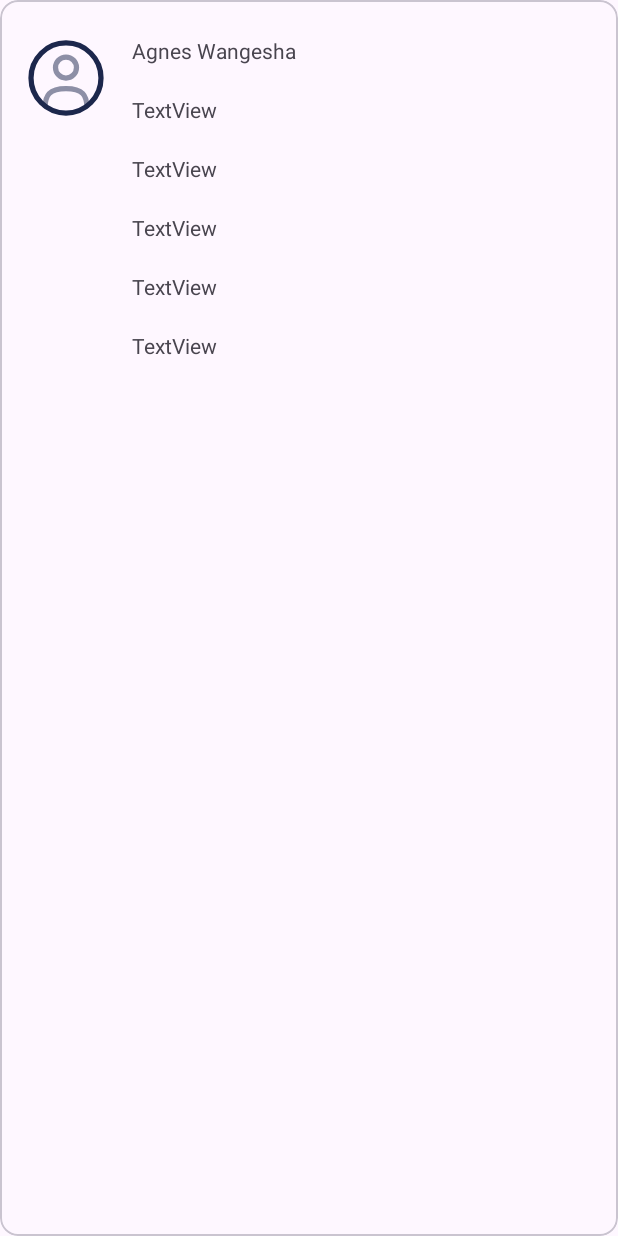
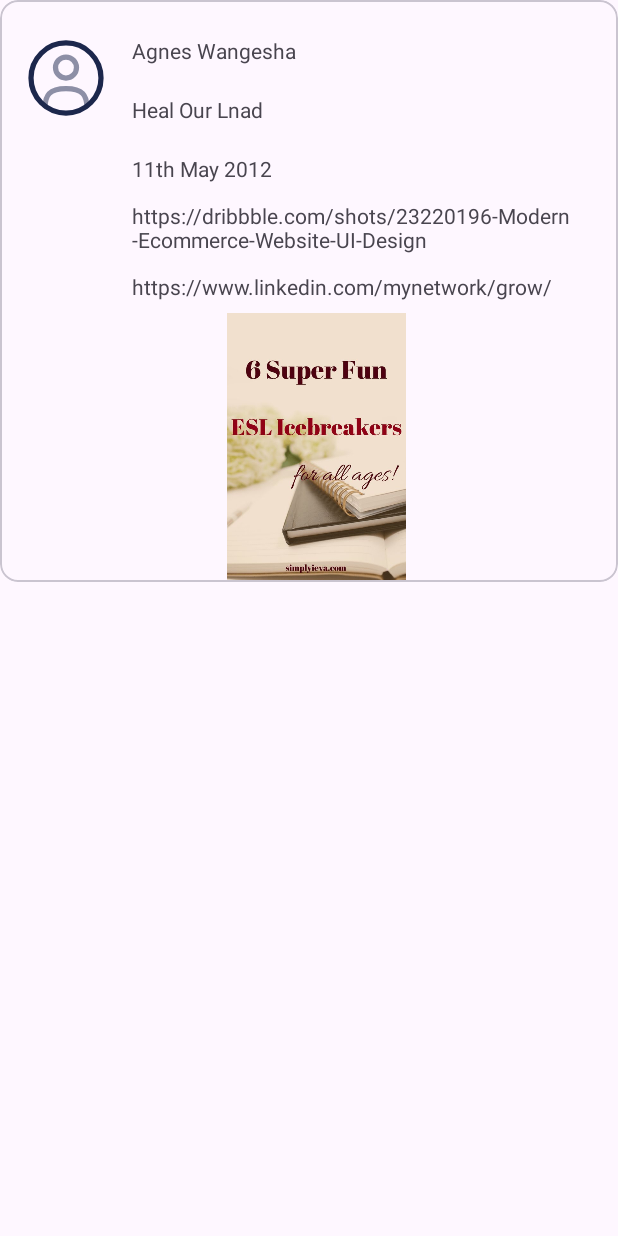
Before and after one commit to Wangesha-Agnes/Reader_android_project, an Android app: the layout reader_list_item.xml on its own in the app's theme, with its tools: preview values and no code run, on a phone screen of 412 x 824 dp. Run offline under Robolectric (Android 15) with nearby library versions, the light colour scheme and no system bars.

Commit message:
First commit

```diff
--- a/app/src/main/res/layout/reader_list_item.xml
+++ b/app/src/main/res/layout/reader_list_item.xml
@@ -4,7 +4,7 @@
     xmlns:tools="http://schemas.android.com/tools"
     android:id="@+id/cvReader"
     android:layout_width="match_parent"
-    android:layout_height="match_parent">
+    android:layout_height="wrap_content">
 
     <androidx.constraintlayout.widget.ConstraintLayout
         android:layout_width="match_parent"
@@ -33,63 +33,66 @@
             app:layout_constraintTop_toTopOf="@+id/ivAvator" />
 
         <TextView
-            android:id="@+id/textView2"
+            android:id="@+id/tvTitle"
             android:layout_width="0dp"
             android:layout_height="wrap_content"
             android:layout_marginStart="16dp"
             android:layout_marginTop="20dp"
             android:layout_marginEnd="16dp"
-            android:text="TextView"
+            android:text="Heal Our Lnad"
             app:layout_constraintEnd_toEndOf="parent"
             app:layout_constraintStart_toEndOf="@+id/ivAvator"
             app:layout_constraintTop_toBottomOf="@+id/tvName" />
 
         <TextView
-            android:id="@+id/textView3"
+            android:id="@+id/tvPublished"
             android:layout_width="0dp"
             android:layout_height="wrap_content"
             android:layout_marginStart="16dp"
             android:layout_marginTop="20dp"
             android:layout_marginEnd="16dp"
-            android:text="TextView"
+            android:text="11th May 2012"
             app:layout_constraintEnd_toEndOf="parent"
             app:layout_constraintStart_toEndOf="@+id/ivAvator"
-            app:layout_constraintTop_toBottomOf="@+id/textView2" />
+            app:layout_constraintTop_toBottomOf="@+id/tvTitle" />
 
         <TextView
-            android:id="@+id/textView4"
+            android:id="@+id/tvPreview"
             android:layout_width="0dp"
             android:layout_height="wrap_content"
             android:layout_marginStart="16dp"
-            android:layout_marginTop="20dp"
+            android:layout_marginTop="12dp"
             android:layout_marginEnd="16dp"
-            android:text="TextView"
+            android:text="https://dribbble.com/shots/23220196-Modern-Ecommerce-Website-UI-Design"
             app:layout_constraintEnd_toEndOf="parent"
+            app:layout_constraintHorizontal_bias="0.0"
             app:layout_constraintStart_toEndOf="@+id/ivAvator"
-            app:layout_constraintTop_toBottomOf="@+id/textView3" />
+            app:layout_constraintTop_toBottomOf="@+id/tvPublished" />
 
         <TextView
-            android:id="@+id/textView5"
+            android:id="@+id/tvLink"
             android:layout_width="0dp"
             android:layout_height="wrap_content"
             android:layout_marginStart="16dp"
-            android:layout_marginTop="20dp"
+            android:layout_marginTop="12dp"
             android:layout_marginEnd="16dp"
-            android:text="TextView"
+            android:text="https://www.linkedin.com/mynetwork/grow/"
             app:layout_constraintEnd_toEndOf="parent"
+            app:layout_constraintHorizontal_bias="0.0"
             app:layout_constraintStart_toEndOf="@+id/ivAvator"
-            app:layout_constraintTop_toBottomOf="@+id/textView4" />
+            app:layout_constraintTop_toBottomOf="@+id/tvPreview" />
 
-        <TextView
-            android:id="@+id/textView6"
-            android:layout_width="0dp"
-            android:layout_height="wrap_content"
-            android:layout_marginStart="16dp"
-            android:layout_marginTop="20dp"
-            android:layout_marginEnd="16dp"
-            android:text="TextView"
+        <ImageView
+            android:id="@+id/imageView"
+            android:layout_width="243dp"
+            android:layout_height="179dp"
+            android:layout_marginStart="89dp"
+            android:layout_marginTop="8dp"
+            android:layout_marginEnd="79dp"
             app:layout_constraintEnd_toEndOf="parent"
-            app:layout_constraintStart_toEndOf="@+id/ivAvator"
-            app:layout_constraintTop_toBottomOf="@+id/textView5" />
+            app:layout_constraintStart_toStartOf="parent"
+            app:layout_constraintTop_toBottomOf="@+id/tvLink"
+            app:srcCompat="@drawable/bookt" />
+
     </androidx.constraintlayout.widget.ConstraintLayout>
 </com.google.android.material.card.MaterialCardView>
```
Also changed, not shown: app/src/main/java/com/agneswangesha/cc/blog_reader/MainActivity.kt (+14 -2 lines), app/src/main/java/com/agneswangesha/cc/blog_reader/ReaderAdapter.kt (+36 -1 lines), app/src/main/res/drawable/bookt.jpg (added).
